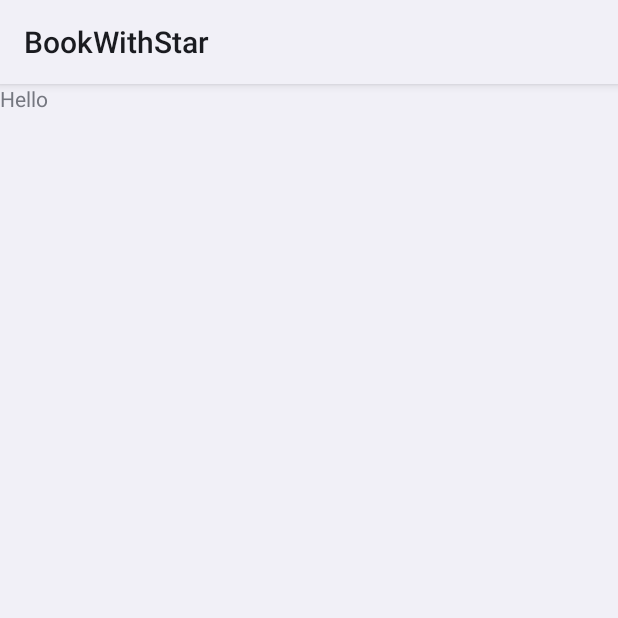
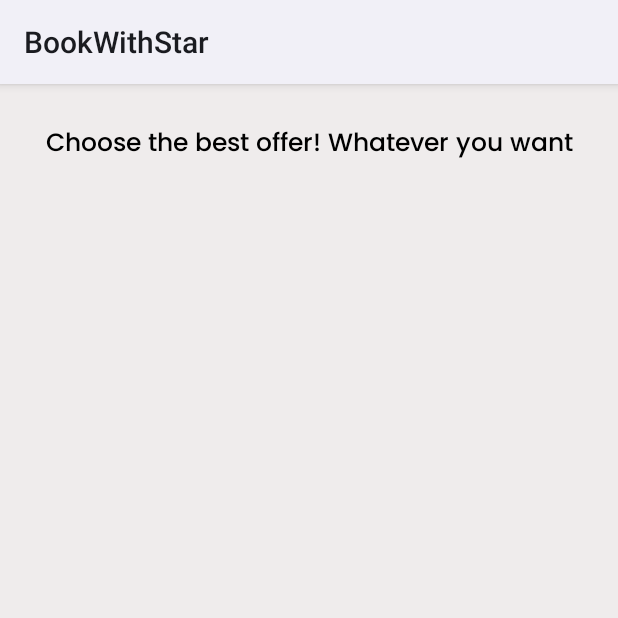
Before and after one commit to IbrahimTG99/BookWithStar, an Android app: the fragment OffersFragment shown on its own in the app's theme, on a phone screen of 412 x 824 dp, the top half of it. Run offline under Robolectric (Android 15) with nearby library versions, the phone set to English and light mode, and no system bars; our stand-ins replace sdp/ssp sizes.

Commit message:
Added Offers fragment Ui

```diff
--- a/app/src/main/res/layout/fragment_offers.xml
+++ b/app/src/main/res/layout/fragment_offers.xml
@@ -1,13 +1,39 @@
 <?xml version="1.0" encoding="utf-8"?>
-<FrameLayout xmlns:android="http://schemas.android.com/apk/res/android"
+<androidx.constraintlayout.widget.ConstraintLayout xmlns:android="http://schemas.android.com/apk/res/android"
+    xmlns:app="http://schemas.android.com/apk/res-auto"
     xmlns:tools="http://schemas.android.com/tools"
     android:layout_width="match_parent"
     android:layout_height="match_parent"
+    android:background="@color/off_white"
+    android:paddingHorizontal="@dimen/_10sdp"
+    android:paddingVertical="@dimen/_10sdp"
+    android:theme="@style/Theme.BookWithStar"
     tools:context=".ui.offers.OffersFragment">
 
-    <TextView
+    <com.google.android.material.textview.MaterialTextView
+        android:id="@+id/tvOffer"
+        android:layout_width="0dp"
+        android:layout_height="wrap_content"
+        android:layout_marginVertical="@dimen/_10sdp"
+        android:fontFamily="@font/poppin_med"
+        android:gravity="center"
+        android:text="@string/choose_offer"
+        android:textColor="@color/black"
+        android:textSize="@dimen/_13ssp"
+        app:layout_constraintBottom_toTopOf="@+id/rvOffers"
+        app:layout_constraintEnd_toEndOf="parent"
+        app:layout_constraintStart_toStartOf="parent"
+        app:layout_constraintTop_toTopOf="parent" />
+
+    <androidx.recyclerview.widget.RecyclerView
+        android:id="@+id/rvOffers"
         android:layout_width="match_parent"
-        android:layout_height="match_parent"
-        android:text="Hello" />
+        android:layout_height="0dp"
+        app:layout_constraintBottom_toBottomOf="parent"
+        app:layout_constraintEnd_toEndOf="parent"
+        app:layout_constraintStart_toStartOf="parent"
+        app:layout_constraintTop_toBottomOf="@id/tvOffer"
+        tools:listitem="@layout/rv_offers_item">
 
-</FrameLayout>
+    </androidx.recyclerview.widget.RecyclerView>
+</androidx.constraintlayout.widget.ConstraintLayout>
--- a/app/src/main/res/values/colors.xml
+++ b/app/src/main/res/values/colors.xml
@@ -12,4 +12,5 @@
     <color name="light_yellow">#F6D86F</color>
     <color name="dark_yellow">#F6BF29</color>
     <color name="accent_yellow">#FDD330</color>
+    <color name="accent_orange">#F44336</color>
 </resources>
--- a/app/src/main/res/values/strings.xml
+++ b/app/src/main/res/values/strings.xml
@@ -110,9 +110,9 @@
     <string name="player_location">Player Location</string>
     <string name="describe_yourself">Describe Yourself</string>
     <string name="update_player">Update Player</string>
-    <string name="expiry_date">Expiry Date: 2022-08-31</string>
-    <string name="class_50">Class 50</string>
+    <string name="expiry_date">Expiry Date: 2022–12–31</string>
     <string name="choose_offer">Choose the best offer! Whatever you want</string>
     <string name="pro_or_amateur">Be it a pro or an amateur, explore a range of sports you can play with us and our partners</string>
     <string name="featured_venue">Featured Venue</string>
+    <string name="discount_placeholder">75m</string>
 </resources>
```
Also changed, not shown: app/src/main/res/layout/rv_offers_item.xml (added, +67 -0 lines).
